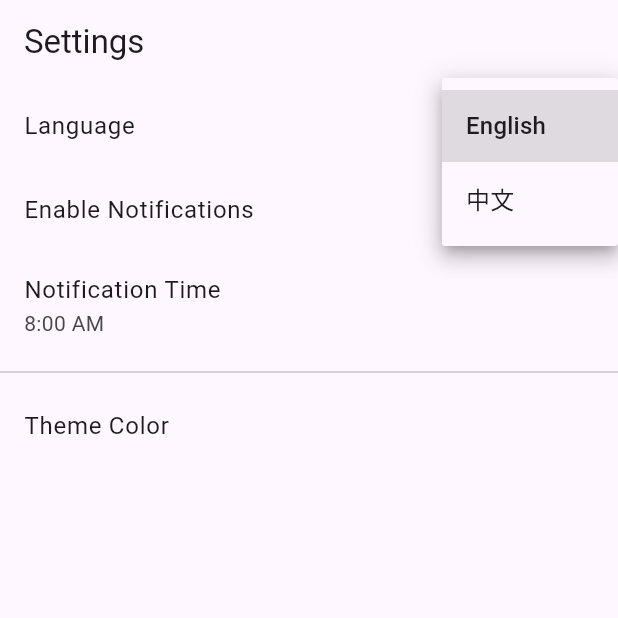
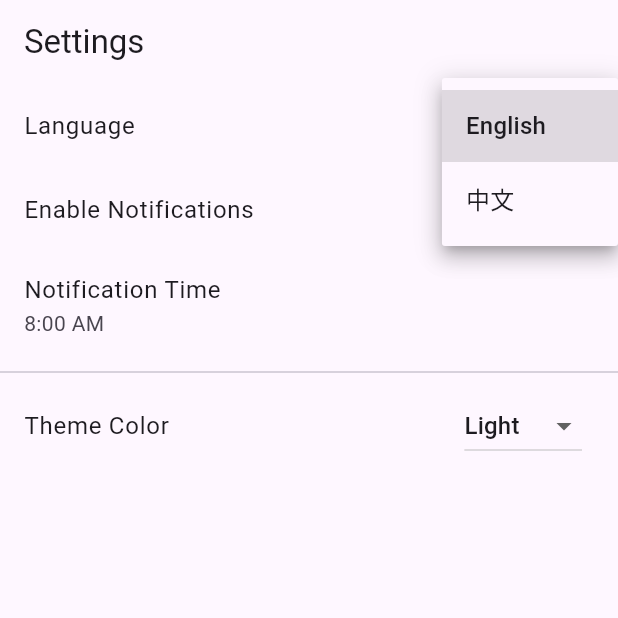
Before and after one commit to JonsonChang/Affirmative-sentence, a Flutter app: the screen it shows after launch, item 3 of the bottom bar chosen, after a tap on "English", on a phone screen of 412 x 824 dp, the top half of it. Run offline on Flutter 3.47's test engine with Material 3 defaults, Android fonts, the light colour scheme and no system bars; our stand-ins replace shared_preferences.

Commit message:
暗色主題

```diff
--- a/affirmative_sentence/lib/l10n/app_en.arb
+++ b/affirmative_sentence/lib/l10n/app_en.arb
@@ -15,5 +15,8 @@
   "health": "Health",
   "success": "Success",
   "add": "Add",
-  "language": "Language"
+  "language": "Language",
+  "lightTheme": "Light",
+  "darkTheme": "Dark",
+  "systemTheme": "System"
 }
--- a/affirmative_sentence/lib/l10n/app_localizations.dart
+++ b/affirmative_sentence/lib/l10n/app_localizations.dart
@@ -34,6 +34,9 @@ class S {
   String get success => _localizedStrings['success']!;
   String get add => _localizedStrings['add']!;
   String get language => _localizedStrings['language']!;
+  String get lightTheme => _localizedStrings['lightTheme']!;
+  String get darkTheme => _localizedStrings['darkTheme']!;
+  String get systemTheme => _localizedStrings['systemTheme']!;
 }
 
 class _SDelegate extends LocalizationsDelegate<S> {
@@ -70,7 +73,10 @@ S _lookupS(Locale locale) {
         'health': '健康',
         'success': '成功',
         'add': '新增',
-        'language': '語言'
+        'language': '語言',
+        'lightTheme': '淺色',
+        'darkTheme': '深色',
+        'systemTheme': '系統預設'
       });
     default:
       return S({
@@ -89,7 +95,10 @@ S _lookupS(Locale locale) {
         'health': 'Health',
         'success': 'Success',
         'add': 'Add',
-        'language': 'Language'
+        'language': 'Language',
+        'lightTheme': 'Light',
+        'darkTheme': 'Dark',
+        'systemTheme': 'System'
       });
   }
 }
--- a/affirmative_sentence/lib/l10n/app_zh.arb
+++ b/affirmative_sentence/lib/l10n/app_zh.arb
@@ -15,5 +15,8 @@
   "health": "健康",
   "success": "成功",
   "add": "新增",
-  "language": "語言"
+  "language": "語言",
+  "lightTheme": "淺色",
+  "darkTheme": "深色",
+  "systemTheme": "系統預設"
 }
--- a/affirmative_sentence/lib/main.dart
+++ b/affirmative_sentence/lib/main.dart
@@ -20,19 +20,33 @@ class MyApp extends StatefulWidget {
 
 class MyAppState extends State<MyApp> {
   Locale? _locale;
+  ThemeMode _themeMode = ThemeMode.system;
 
   @override
   void initState() {
     super.initState();
-    _loadLocale();
+    _loadSettings();
   }
 
-  Future<void> _loadLocale() async {
+  Future<void> _loadSettings() async {
     final prefs = await SharedPreferences.getInstance();
+
+    // Load language
     final languageCode = prefs.getString('languageCode');
     if (languageCode != null) {
       setState(() {
         _locale = Locale(languageCode);
+      });
+    }
+
+    // Load theme
+    final themeMode = prefs.getString('themeMode');
+    if (themeMode != null) {
+      setState(() {
+        _themeMode = ThemeMode.values.firstWhere(
+          (e) => e.toString() == 'ThemeMode.$themeMode',
+          orElse: () => ThemeMode.system,
+        );
       });
     }
   }
@@ -42,6 +56,14 @@ class MyAppState extends State<MyApp> {
     await prefs.setString('languageCode', locale.languageCode);
     setState(() {
       _locale = locale;
+    });
+  }
+
+  void changeTheme(ThemeMode themeMode) async {
+    final prefs = await SharedPreferences.getInstance();
+    await prefs.setString('themeMode', themeMode.toString().split('.').last);
+    setState(() {
+      _themeMode = themeMode;
     });
   }
 
@@ -60,6 +82,12 @@ class MyAppState extends State<MyApp> {
         primarySwatch: Colors.blue,
         visualDensity: VisualDensity.adaptivePlatformDensity,
       ),
+      darkTheme: ThemeData(
+        primarySwatch: Colors.blue,
+        brightness: Brightness.dark,
+        visualDensity: VisualDensity.adaptivePlatformDensity,
+      ),
+      themeMode: _themeMode,
       home: const HomeScreen(),
       debugShowCheckedModeBanner: false,
     );
--- a/affirmative_sentence/lib/screens/settings_screen.dart
+++ b/affirmative_sentence/lib/screens/settings_screen.dart
@@ -47,6 +47,38 @@ class _SettingsScreenState extends State<SettingsScreen> {
     );
   }
 
+  Widget _buildThemeSelector(BuildContext context) {
+    final currentTheme = Theme.of(context).brightness == Brightness.dark
+        ? ThemeMode.dark
+        : ThemeMode.light;
+
+    return ListTile(
+      title: Text(S.of(context)!.themeColor),
+      trailing: DropdownButton<ThemeMode>(
+        value: currentTheme,
+        onChanged: (ThemeMode? newTheme) {
+          if (newTheme != null) {
+            (_appContext.findRootAncestorStateOfType<MyAppState>()?.changeTheme(newTheme));
+          }
+        },
+        items: [
+          DropdownMenuItem<ThemeMode>(
+            value: ThemeMode.system,
+            child: Text(S.of(context)!.systemTheme),
+          ),
+          DropdownMenuItem<ThemeMode>(
+            value: ThemeMode.light,
+            child: Text(S.of(context)!.lightTheme),
+          ),
+          DropdownMenuItem<ThemeMode>(
+            value: ThemeMode.dark,
+            child: Text(S.of(context)!.darkTheme),
+          ),
+        ],
+      ),
+    );
+  }
+
   @override
   Widget build(BuildContext context) {
     _appContext = context;
@@ -72,10 +104,7 @@ class _SettingsScreenState extends State<SettingsScreen> {
             onTap: () => _selectTime(context),
           ),
           const Divider(),
-          ListTile(
-            title: Text(S.of(context)!.themeColor),
-            onTap: () {},
-          ),
+          _buildThemeSelector(context),
         ],
       ),
     );
```
Also changed, not shown: 1 other file.
